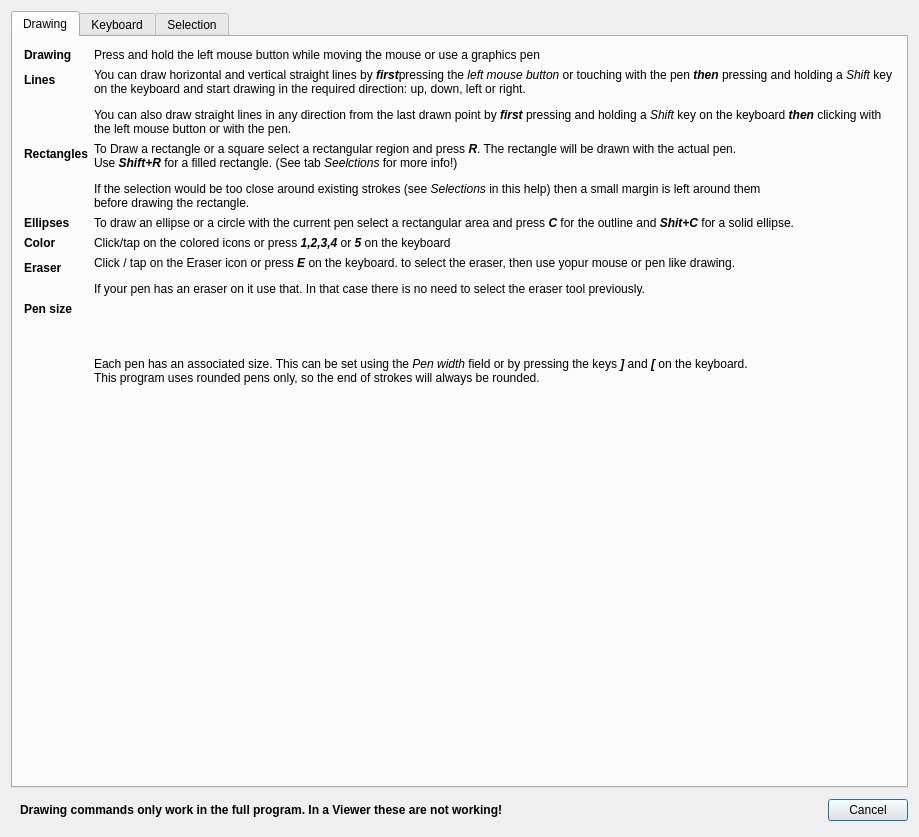
Above: FalconBoard/helpdialog.ui from solyoma/FalconBoard before the change. Below: the same form after it.
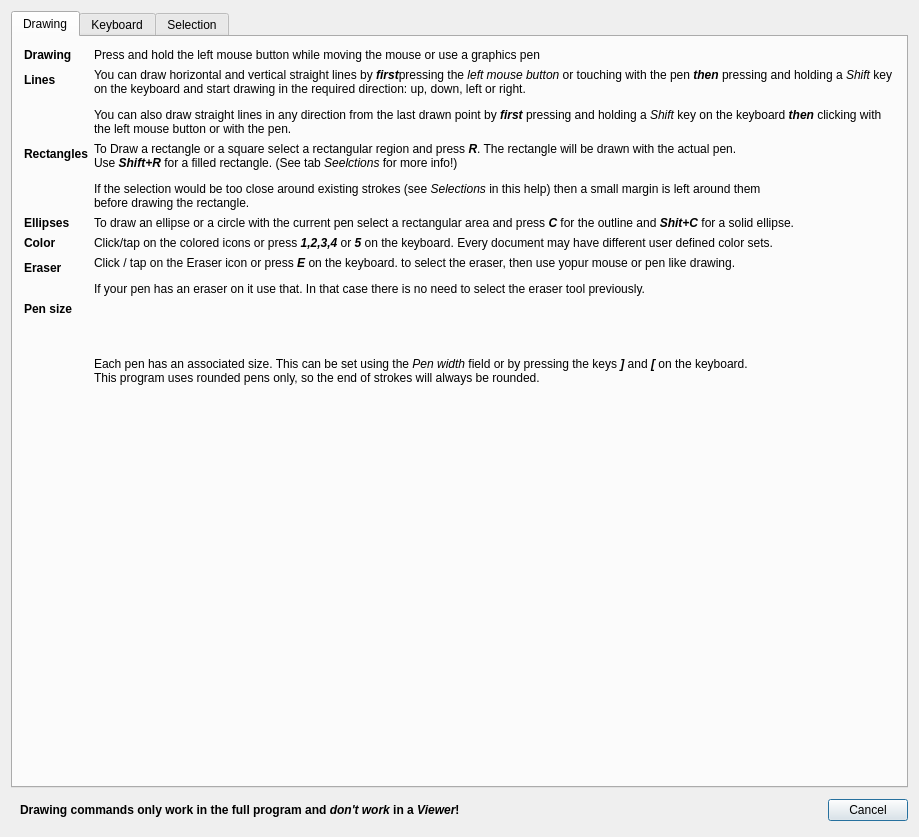
That is the form after the change. The open tabs and pages were chosen to show the change.

Commit message: WIP: editing pen colors, not yet save color scheme

Patch:
```diff
--- a/FalconBoard/helpdialog.ui
+++ b/FalconBoard/helpdialog.ui
@@ -7,7 +7,7 @@
     <x>0</x>
     <y>0</y>
     <width>883</width>
-    <height>771</height>
+    <height>773</height>
    </rect>
   </property>
   <property name="windowTitle">
@@ -105,7 +105,7 @@
              </font>
             </property>
             <property name="text">
-             <string>&lt;html&gt;&lt;head/&gt;&lt;body&gt;&lt;p&gt;Click/tap on the colored icons or press &lt;span style=&quot; font-weight:600; font-style:italic;&quot;&gt;1,2,3,4&lt;/span&gt; or &lt;span style=&quot; font-weight:600; font-style:italic;&quot;&gt;5&lt;/span&gt; on the keyboard&lt;/p&gt;&lt;/body&gt;&lt;/html&gt;</string>
+             <string>&lt;html&gt;&lt;head/&gt;&lt;body&gt;&lt;p&gt;Click/tap on the colored icons or press &lt;span style=&quot; font-weight:600; font-style:italic;&quot;&gt;1,2,3,4&lt;/span&gt; or &lt;span style=&quot; font-weight:600; font-style:italic;&quot;&gt;5&lt;/span&gt; on the keyboard. Every document may have different user defined color sets.&lt;/p&gt;&lt;/body&gt;&lt;/html&gt;</string>
             </property>
             <property name="wordWrap">
              <bool>true</bool>
@@ -459,7 +459,7 @@
         <item>
          <widget class="QLabel" name="label_20">
           <property name="text">
-           <string>&lt;html&gt;&lt;head/&gt;&lt;body&gt;&lt;p&gt;&lt;span style=&quot; font-weight:600;&quot;&gt;Drawing commands only work in the full program. In a Viewer these are not working!&lt;/span&gt;&lt;/p&gt;&lt;/body&gt;&lt;/html&gt;</string>
+           <string>&lt;html&gt;&lt;head/&gt;&lt;body&gt;&lt;p&gt;&lt;span style=&quot; font-weight:600;&quot;&gt;Drawing commands only work in the full program and &lt;/span&gt;&lt;span style=&quot; font-weight:600; font-style:italic;&quot;&gt;don't work&lt;/span&gt;&lt;span style=&quot; font-weight:600;&quot;&gt; in a &lt;/span&gt;&lt;span style=&quot; font-weight:600; font-style:italic;&quot;&gt;Viewer&lt;/span&gt;&lt;span style=&quot; font-weight:600;&quot;&gt;!&lt;/span&gt;&lt;/p&gt;&lt;/body&gt;&lt;/html&gt;</string>
           </property>
          </widget>
         </item>
```
Left out of the diff: 2 changed lines with no effect on the pictures. The commit also changes 20 other files.
